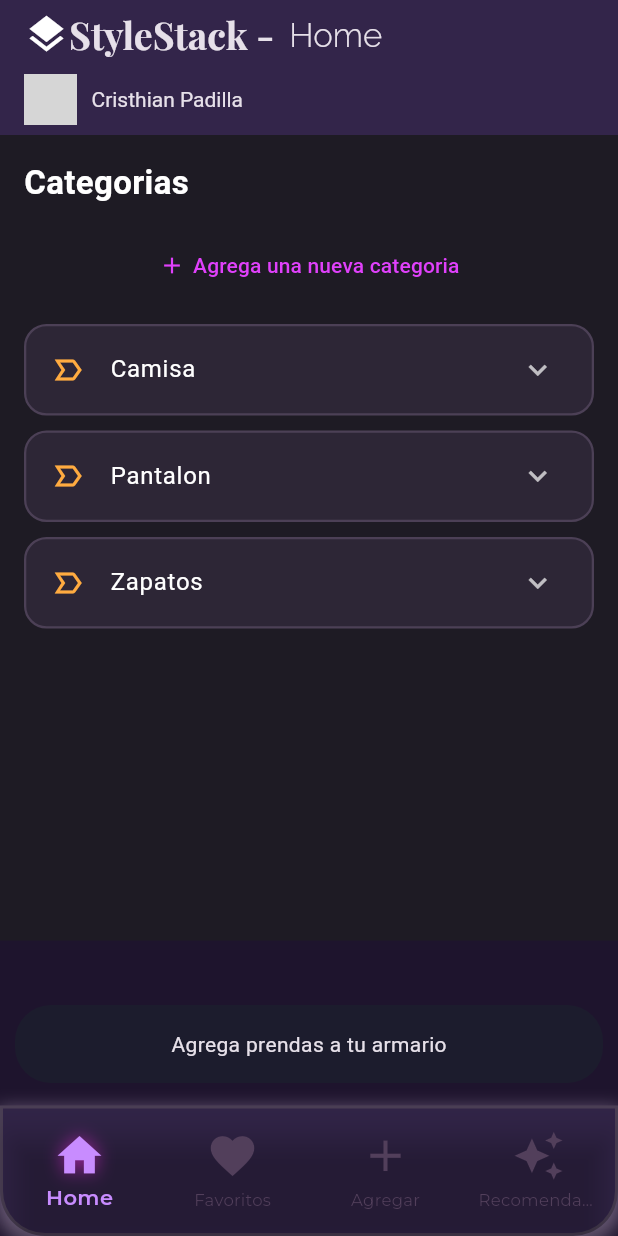
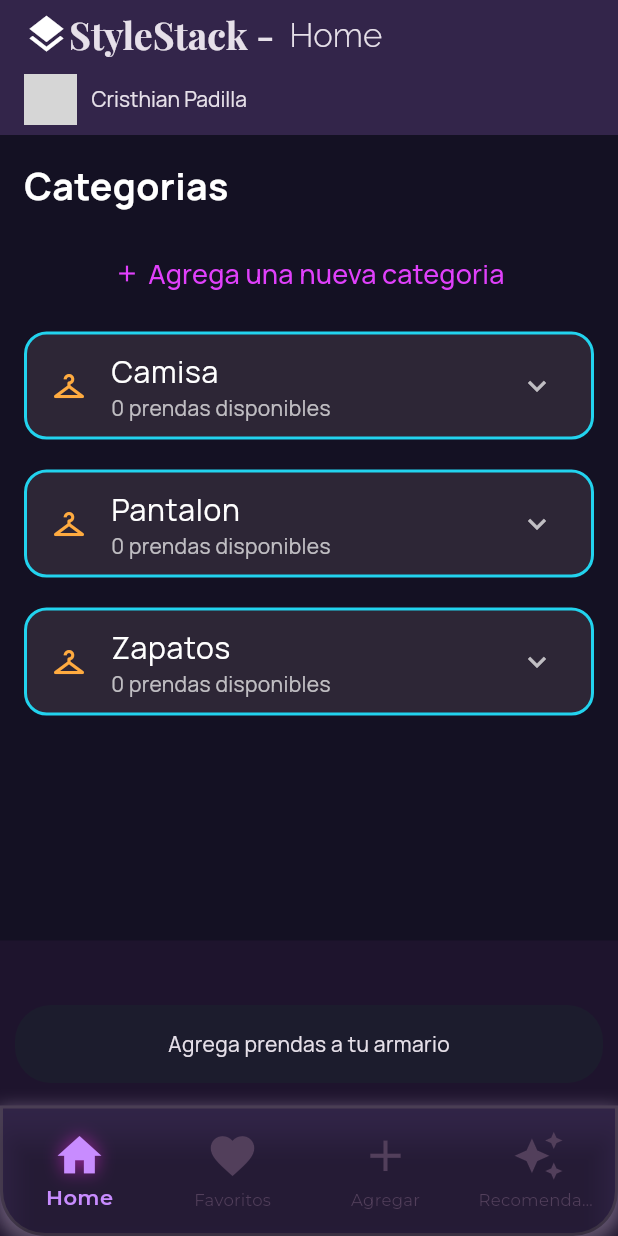
Before and after one commit to jhongaleano/combina_ropa, a Flutter app: the screen it shows after launch, on a phone screen of 412 x 824 dp. Run offline on Flutter 3.47's test engine with Material 3 defaults, Android fonts, the phone set to English and light mode, and no system bars; our stand-ins replace google_fonts, gradient_borders, image_picker, sensors_plus, shared_preferences, vibration; network calls fail; grey boxes are pictures that could not be loaded.

Commit message:
Refactor: Mejorar el diseño de la vista home y favoritos

```diff
--- a/lib/main.dart
+++ b/lib/main.dart
@@ -3,7 +3,7 @@ import 'package:provider/provider.dart';
 import 'screens/main_screen.dart';
 import 'providers/Wardrobe_provider.dart';
 import 'providers/category_provider.dart';
-
+import 'package:google_fonts/google_fonts.dart';
 
 void main() {
   runApp(
@@ -25,8 +25,13 @@ class StyleStack extends StatelessWidget {
     return MaterialApp(
       title: 'StyleStack',
       debugShowCheckedModeBanner: false,
-      theme: ThemeData.dark().copyWith(
-        scaffoldBackgroundColor: const Color(0xFF241438),
+      theme: ThemeData(
+        useMaterial3: true,
+        brightness: Brightness.dark,
+        scaffoldBackgroundColor: const Color(0xFF141123),
+        textTheme: GoogleFonts.manropeTextTheme(
+          ThemeData.dark().textTheme,
+        )
       ),
       home: const MainScreen(),
     );
--- a/lib/screens/home-screen.dart
+++ b/lib/screens/home-screen.dart
@@ -1,21 +1,14 @@
 import 'dart:io';
-import 'package:flutter/cupertino.dart';
-import 'package:combina_ropa/models/models_camera.dart';
 import 'package:flutter/material.dart';
 import 'package:provider/provider.dart';
-import '../models/models_api.dart';
-import '../service/service.dart';
 import '../providers/category_provider.dart';
 import '../providers/Wardrobe_provider.dart';
 class HomeScreen extends StatefulWidget {
   const HomeScreen({super.key});
-
   @override
   State<HomeScreen> createState() => _HomeScreenState();
 }
-
 class _HomeScreenState extends State<HomeScreen> {
-  final ProductService _apiService = ProductService();
 
   void _mostrarAgregarCategoriaDialogo(BuildContext context) {
     final TextEditingController controller = TextEditingController();
@@ -27,7 +20,10 @@ class _HomeScreenState extends State<HomeScreen> {
         shape: RoundedRectangleBorder(borderRadius: BorderRadius.circular(20)),
         title: const Text(
           "Nueva Categoría",
-          style: TextStyle(color: Colors.white),
+          style: TextStyle(
+            color: Color(0xFF00BCD5),
+            fontWeight: FontWeight.bold,
+          ),
         ),
         content: TextField(
           controller: controller,
@@ -35,7 +31,7 @@ class _HomeScreenState extends State<HomeScreen> {
           style: const TextStyle(color: Colors.white),
           decoration: InputDecoration(
             hintText: "Ej: Ropa de Invierno",
-            hintStyle: TextStyle(color: Colors.white.withOpacity(0.3)),
+            hintStyle: TextStyle(color: Colors.white),
             enabledBorder: const UnderlineInputBorder(
               borderSide: BorderSide(color: Colors.purpleAccent),
             ),
@@ -46,12 +42,12 @@ class _HomeScreenState extends State<HomeScreen> {
             onPressed: () => Navigator.pop(context),
             child: const Text(
               "Cancelar",
-              style: TextStyle(color: Colors.white70),
+              style: TextStyle(color: Color(0xFFF0DBFF)),
             ),
           ),
           ElevatedButton(
             style: ElevatedButton.styleFrom(
-              backgroundColor: Colors.purpleAccent,
+              backgroundColor: Color.fromRGBO(200, 140, 255, 1),
             ),
             onPressed: () {
               if (controller.text.isNotEmpty) {
@@ -61,7 +57,13 @@ class _HomeScreenState extends State<HomeScreen> {
                 Navigator.pop(context);
               }
             },
-            child: const Text("Guardar"),
+            child: const Text(
+              "Guardar",
+              style: TextStyle(
+                color: Color(0xFF62259B),
+                fontWeight: FontWeight.bold,
+              ),
+            ),
           ),
         ],
       ),
@@ -72,7 +74,7 @@ class _HomeScreenState extends State<HomeScreen> {
   Widget build(BuildContext context) {
     final categoriasDinamicas = context.watch<CategoryProvider>().categoria;
     return Scaffold(
-      backgroundColor: const Color(0xFF1E1B24),
+      backgroundColor: const Color(0xFF141123),
       body: SingleChildScrollView(
         physics: const ClampingScrollPhysics(),
         padding: const EdgeInsets.all(16.0),
@@ -82,7 +84,7 @@ class _HomeScreenState extends State<HomeScreen> {
             const Text(
               "Categorias",
               style: TextStyle(
-                fontSize: 22,
+                fontSize: 25,
                 fontWeight: FontWeight.bold,
                 color: Colors.white,
               ),
@@ -98,7 +100,10 @@ class _HomeScreenState extends State<HomeScreen> {
                   SizedBox(width: 5),
                   Text(
                     "Agrega una nueva categoria",
-                    style: TextStyle(color: Colors.purpleAccent),
+                    style: TextStyle(
+                      color: Colors.purpleAccent,
+                      fontSize: 18,
+                    ),
                   ),
                 ],
               ),
@@ -113,25 +118,22 @@ class _HomeScreenState extends State<HomeScreen> {
               itemBuilder: (context, index) {
                 final categoriaNombre = categoriasDinamicas[index];
 
-                final prendasDeCategoria = context
-                    .watch<WardrobeProvider>()
-                    .prendas
-                    .where((p) => p.category == categoriaNombre)
-                    .toList();
+                final prendasDeCategoria = context.watch<WardrobeProvider>().prendas.where((p) => p.category == categoriaNombre).toList();
 
                 return Container(
-                  margin: const EdgeInsets.only(bottom: 10),
+                  margin: const EdgeInsets.only(bottom: 20),
                   decoration: BoxDecoration(
                     color: const Color(0xFF2D2636),
                     borderRadius: BorderRadius.circular(15),
                     border: Border.all(
-                      color: const Color(0xFF4c4056),
-                      width: 1.5,
+                      color: const Color(0xFF22D3EE),
+                      width: 2,
                     ),
                   ),
                   child: ExpansionTile(
+                    childrenPadding: EdgeInsets.all(20),
                     leading: const Icon(
-                      Icons.label_important_outline,
+                      Icons.checkroom,
                       color: Colors.orangeAccent,
                     ),
                     trailing: const Icon(
@@ -140,7 +142,16 @@ class _HomeScreenState extends State<HomeScreen> {
                     ),
                     title: Text(
                       categoriaNombre,
-                      style: const TextStyle(color: Colors.white),
+                      style: const TextStyle(
+                        color: Colors.white,
+                        fontSize: 20,
+                      ),
+                    ),
+                    subtitle: Text(
+                      "${prendasDeCategoria.length} ${prendasDeCategoria.length == 1 ? 'prenda disponible' : 'prendas disponibles'}",
+                      style: TextStyle(
+                        color: Colors.white70
+                      ),
                     ),
                     children: [
                       if (prendasDeCategoria.isEmpty)
@@ -153,11 +164,11 @@ class _HomeScreenState extends State<HomeScreen> {
                         )
                       else
                         Padding(
-                          padding: const EdgeInsets.all(12.0),
+                          padding: const EdgeInsets.all(15),
                           child: Column(
                             children: prendasDeCategoria.map((prenda) {
                               return Container(
-                                margin: const EdgeInsets.only(bottom: 15),
+                                margin: const EdgeInsets.only(bottom: 10),
                                 padding: const EdgeInsets.all(12),
                                 decoration: BoxDecoration(
                                   color: const Color.fromRGBO(87, 82, 92, 1),
@@ -170,8 +181,8 @@ class _HomeScreenState extends State<HomeScreen> {
                                       borderRadius: BorderRadius.circular(15),
                                       child: Image.file(
                                         File(prenda.image),
-                                        width: 90,
-                                        height: 90,
+                                        width: 100,
+                                        height: 100,
                                         fit: BoxFit.cover,
                                       ),
                                     ),
@@ -179,25 +190,21 @@ class _HomeScreenState extends State<HomeScreen> {
 
                                     Expanded(
                                       child: Column(
-                                        crossAxisAlignment:
-                                            CrossAxisAlignment.start,
-                                        mainAxisAlignment:
-                                            MainAxisAlignment.center,
+                                        crossAxisAlignment:CrossAxisAlignment.start,
+                                        mainAxisAlignment:MainAxisAlignment.center,
                                         children: [
                                           Text(
                                             prenda.name,
                                             style: const TextStyle(
                                               color:Color.fromARGB(255, 255, 255, 255),
-                                              fontSize: 16,
-                                              fontWeight: FontWeight.w500,
+                                              fontSize: 18,
+                                              fontWeight: FontWeight.bold,
                                             ),
                                             maxLines: 2,
                                             overflow: TextOverflow.ellipsis,
                                           ),
                                           const SizedBox(height: 10),
-
                                           Align(
-                                            alignment: Alignment.centerLeft,
                                             child: Row(
                                               children: [
                                                 InkWell(
@@ -205,8 +212,7 @@ class _HomeScreenState extends State<HomeScreen> {
                                                     context.read<WardrobeProvider>().toggleFavorite(prenda.id,);
                                                   },
                                                   child: Container(
-                                                    padding:
-                                                        const EdgeInsets.all(8),
+                                                    padding:const EdgeInsets.all(8),
                                                     decoration: BoxDecoration(
                                                       color: const Color.fromARGB(255, 84, 0, 0),
                                                       shape: BoxShape.circle,
@@ -228,8 +234,7 @@ class _HomeScreenState extends State<HomeScreen> {
                                                     context.read<WardrobeProvider>().eliminarPrenda(prenda.id,);
                                                   },
                                                   child: Container(
-                                                    padding:
-                                                        const EdgeInsets.all(8),
+                                                    padding:const EdgeInsets.all(8),
                                                     decoration: BoxDecoration(
                                                       color:  const Color.fromARGB(255, 84, 0, 0),
                                                       shape: BoxShape.circle,
```
Also changed, not shown: lib/screens/favorite-screen.dart (+77 -25 lines).
